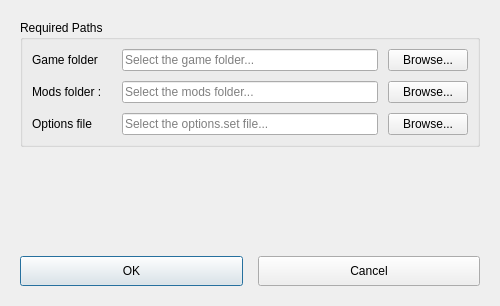
First picture: the form in goh_mod_manager/res/ui/preferences_dialog.ui, repository alexbdka/goh-mod-manager, before the edit.
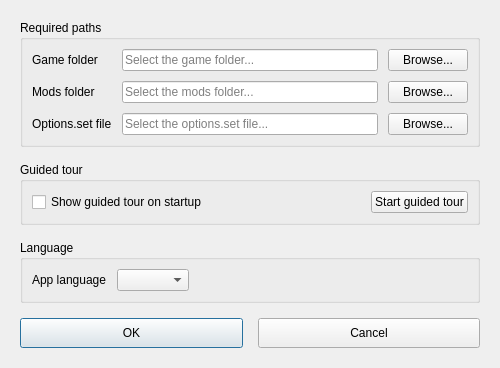
Second picture: the form after the edit.

The edit to the form file:
```diff
--- a/goh_mod_manager/res/ui/preferences_dialog.ui
+++ b/goh_mod_manager/res/ui/preferences_dialog.ui
@@ -26,7 +26,7 @@
             <item>
                 <widget class="QGroupBox" name="pathGroupBox">
                     <property name="title">
-                        <string>Required Paths</string>
+                        <string>Required paths</string>
                     </property>
                     <layout class="QGridLayout" name="gridLayout">
                         <property name="spacing">
@@ -74,7 +74,7 @@
                                     </size>
                                 </property>
                                 <property name="text">
-                                    <string>Options file</string>
+                                    <string>Options.set file</string>
                                 </property>
                             </widget>
                         </item>
@@ -87,7 +87,7 @@
                                     </size>
                                 </property>
                                 <property name="text">
-                                    <string>Mods folder :</string>
+                                    <string>Mods folder</string>
                                 </property>
                             </widget>
                         </item>
@@ -128,6 +128,80 @@
                     </layout>
                 </widget>
             </item>
+            <item>
+                <widget class="QGroupBox" name="guidedTourGroupBox">
+                    <property name="title">
+                        <string>Guided tour</string>
+                    </property>
+                    <layout class="QHBoxLayout" name="guidedTourLayout">
+                        <property name="spacing">
+                            <number>10</number>
+                        </property>
+                        <item>
+                            <widget class="QCheckBox" name="checkBox_show_guided_tour">
+                                <property name="text">
+                                    <string>Show guided tour on startup</string>
+                                </property>
+                            </widget>
+                        </item>
+                        <item>
+                            <spacer name="guidedTourSpacer">
+                                <property name="orientation">
+                                    <enum>Qt::Orientation::Horizontal</enum>
+                                </property>
+                                <property name="sizeHint" stdset="0">
+                                    <size>
+                                        <width>40</width>
+                                        <height>20</height>
+                                    </size>
+                                </property>
+                            </spacer>
+                        </item>
+                        <item>
+                            <widget class="QPushButton" name="pushButton_start_guided_tour">
+                                <property name="text">
+                                    <string>Start guided tour</string>
+                                </property>
+                            </widget>
+                        </item>
+                    </layout>
+                </widget>
+            </item>
+            <item>
+                <widget class="QGroupBox" name="languageGroupBox">
+                    <property name="title">
+                        <string>Language</string>
+                    </property>
+                    <layout class="QHBoxLayout" name="languageLayout">
+                        <property name="spacing">
+                            <number>10</number>
+                        </property>
+                        <item>
+                            <widget class="QLabel" name="languageLabel">
+                                <property name="text">
+                                    <string>App language</string>
+                                </property>
+                            </widget>
+                        </item>
+                        <item>
+                            <widget class="QComboBox" name="comboBox_language"/>
+                        </item>
+                        <item>
+                            <spacer name="languageSpacer">
+                                <property name="orientation">
+                                    <enum>Qt::Orientation::Horizontal</enum>
+                                </property>
+                                <property name="sizeHint" stdset="0">
+                                    <size>
+                                        <width>40</width>
+                                        <height>20</height>
+                                    </size>
+                                </property>
+                            </spacer>
+                        </item>
+                    </layout>
+                </widget>
+            </item>
             <item>
                 <spacer name="verticalSpacer">
                     <property name="orientation">
```
Left out of the diff: 3 changed lines with no effect on the pictures.
